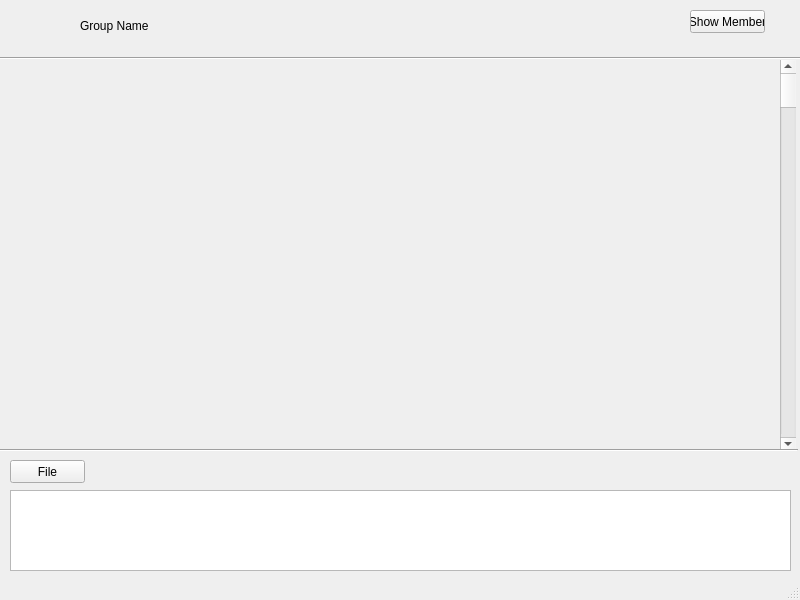
Qt form GUI/GroupChat/GroupChatUI.ui (mhdfadlyhasan/FP-Progjar-Kelompok-3) before a commit.
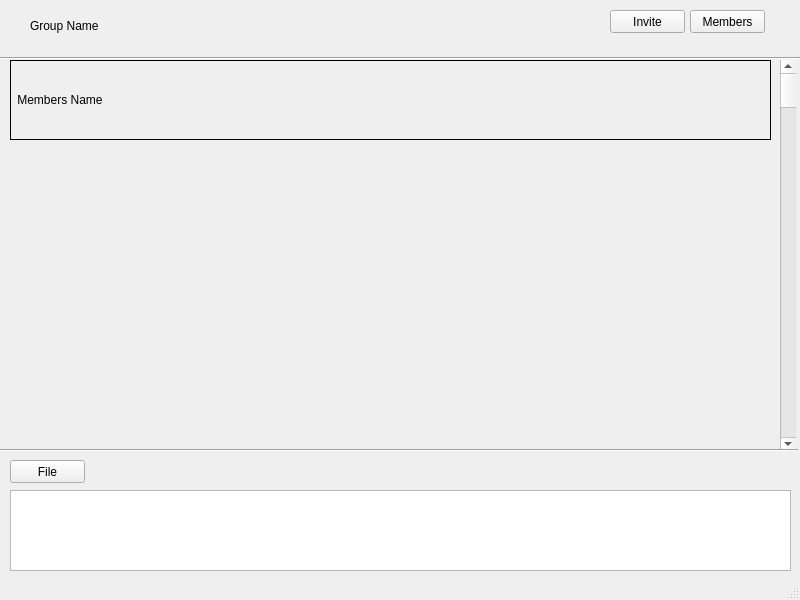
The same form after that commit.

Commit message: show member list placeholder + add invite button

The edit to the form file:
```diff
--- a/GUI/GroupChat/GroupChatUI.ui
+++ b/GUI/GroupChat/GroupChatUI.ui
@@ -24,13 +24,13 @@
      </rect>
     </property>
     <property name="text">
-     <string>Show Member</string>
+     <string>Members</string>
     </property>
    </widget>
    <widget class="QLabel" name="group_name">
     <property name="geometry">
      <rect>
-      <x>80</x>
+      <x>30</x>
       <y>0</y>
       <width>91</width>
       <height>51</height>
@@ -102,6 +102,54 @@
      <string>File</string>
     </property>
    </widget>
+   <widget class="QWidget" name="member_name_container" native="true">
+    <property name="geometry">
+     <rect>
+      <x>10</x>
+      <y>60</y>
+      <width>761</width>
+      <height>81</height>
+     </rect>
+    </property>
+    <widget class="QWidget" name="verticalLayoutWidget">
+     <property name="geometry">
+      <rect>
+       <x>0</x>
+       <y>0</y>
+       <width>761</width>
+       <height>80</height>
+      </rect>
+     </property>
+     <layout class="QVBoxLayout" name="member_name_layout">
+      <item>
+       <widget class="QLabel" name="member_name">
+        <property name="enabled">
+         <bool>true</bool>
+        </property>
+        <property name="frameShape">
+         <enum>QFrame::Box</enum>
+        </property>
+        <property name="text">
+         <string> Members Name</string>
+        </property>
+       </widget>
+      </item>
+     </layout>
+    </widget>
+   </widget>
+   <widget class="QPushButton" name="invite">
+    <property name="geometry">
+     <rect>
+      <x>610</x>
+      <y>10</y>
+      <width>75</width>
+      <height>23</height>
+     </rect>
+    </property>
+    <property name="text">
+     <string>Invite</string>
+    </property>
+   </widget>
   </widget>
   <widget class="QStatusBar" name="statusbar"/>
  </widget>
```
The commit also changes 1 other file.
